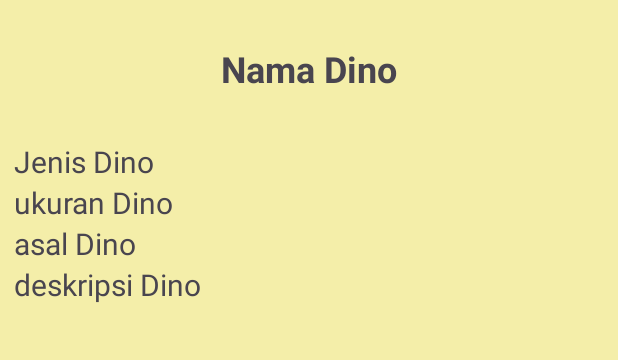
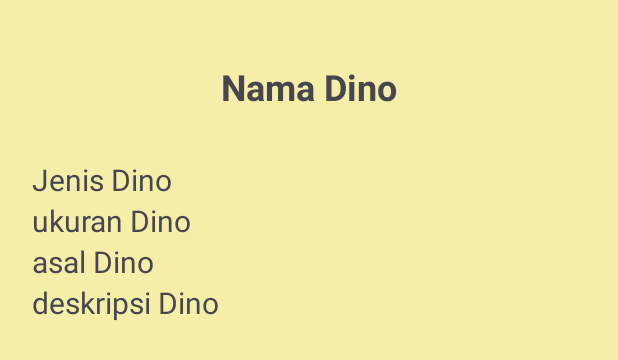
Before and after one commit to restianreza/tugas-besar-pab, an Android app: the layout activity_detail.xml on its own in the app's theme, with its tools: preview values and no code run, on a phone screen of 412 x 824 dp. Shown: the top 360 px of the screen. Run offline under Robolectric (Android 15) with nearby library versions, the light colour scheme and no system bars.

Commit message:
Update activity_detail.xml

```diff
--- a/app/src/main/res/layout/activity_detail.xml
+++ b/app/src/main/res/layout/activity_detail.xml
@@ -15,7 +15,8 @@
                     android:layout_width="match_parent"
                     android:layout_height="wrap_content"
                     android:orientation="vertical"
-                    android:layout_margin="9dp">
+                    android:layout_margin="6dp"
+                    android:padding="15dp">
 
                         <TextView
                             android:id="@+id/tv_id"
```
